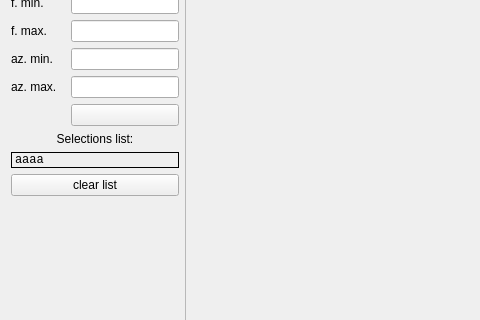
First picture: the form in imagejockey/gabor/gaborscandialog.ui, repository PauloCarvalhoRJ/gammaray, before the edit; both pictures show x 0 to 480 and y 207 to 527 of the 757 by 709 pixel window.
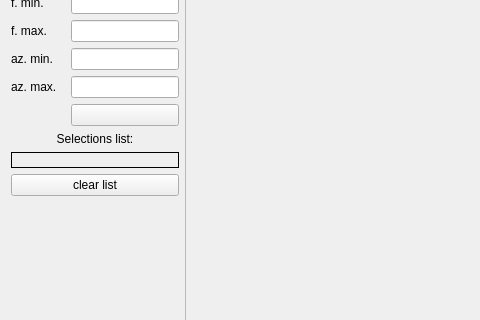
Second picture: the form after the edit. Icons and pictures are not drawn.

```diff
--- a/imagejockey/gabor/gaborscandialog.ui
+++ b/imagejockey/gabor/gaborscandialog.ui
@@ -263,7 +263,7 @@
           <enum>QFrame::Box</enum>
          </property>
          <property name="text">
-          <string>&lt;html&gt;&lt;head/&gt;&lt;body&gt;aaaa&lt;/body&gt;&lt;/html&gt;</string>
+          <string>&lt;html&gt;&lt;head/&gt;&lt;body&gt;&lt;/body&gt;&lt;/html&gt;</string>
          </property>
         </widget>
        </item>
```
Left out of the diff: 44 changed lines with no effect on the pictures.
